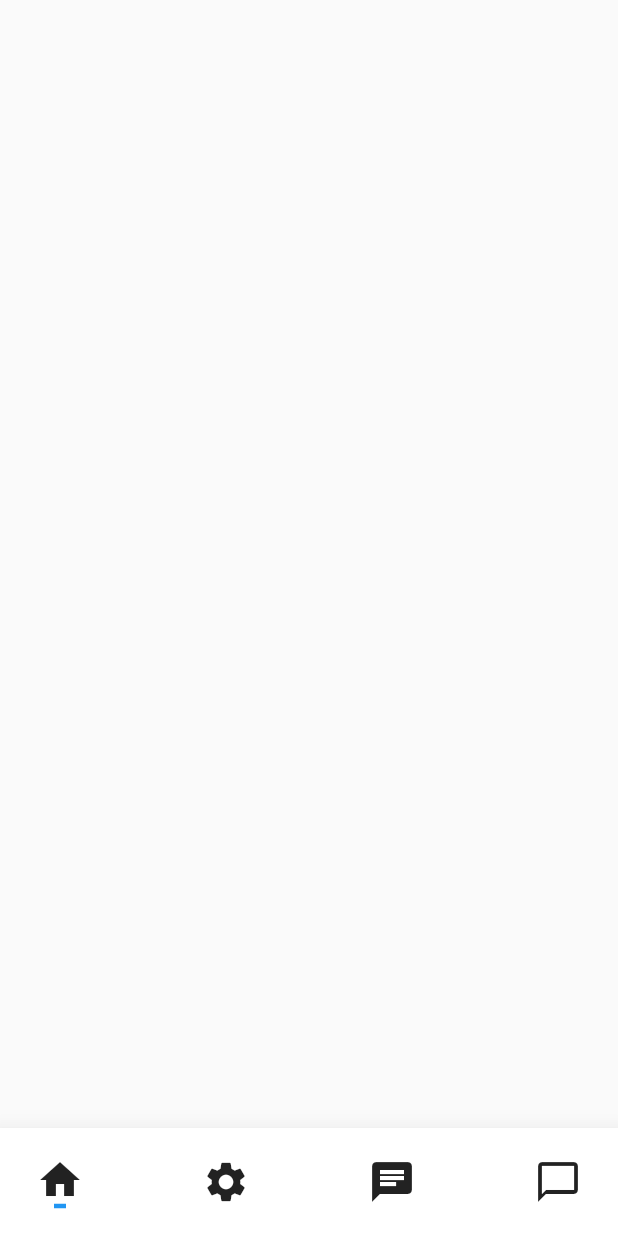
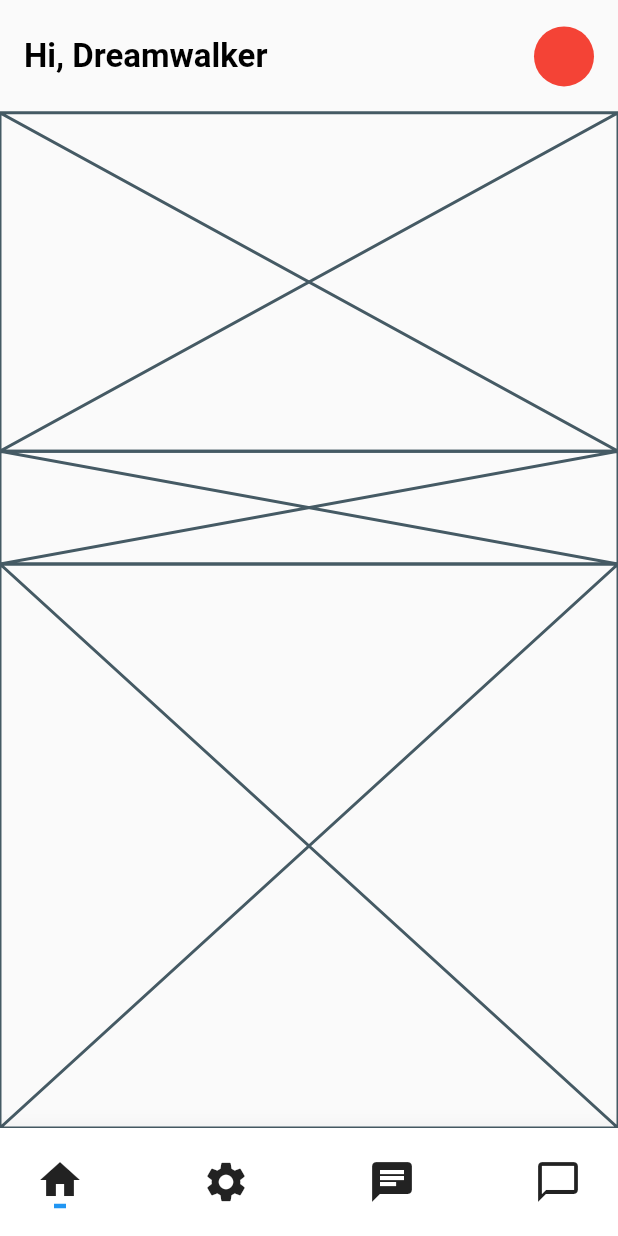
Before and after one commit to JAICHANGPARK/flutter_notebook_the_third_story, a Flutter app: the screen it shows after launch, on a phone screen of 412 x 824 dp. Run offline on Flutter 3.47's test engine with Material 2 defaults, Android fonts, the phone set to English and light mode, and no system bars; our stand-ins replace badges, dotted_border, fl_chart, google_fonts, page_transition, percent_indicator.

Commit message:
Update as_main_page.dart

```diff
--- a/lib/automotive_service/as_main_page.dart
+++ b/lib/automotive_service/as_main_page.dart
@@ -9,8 +9,44 @@ class _ASMainPageState extends State<ASMainPage> {
   @override
   Widget build(BuildContext context) {
     return Scaffold(
-        body: Column(
-          children: <Widget>[],
+        body: SafeArea(
+          top: true,
+          left: true,
+          right: true,
+          bottom: true,
+          child: Column(
+            children: <Widget>[
+              Expanded(
+                flex: 2,
+                child: Padding(
+                  padding: const EdgeInsets.symmetric(horizontal: 16),
+                  child: Row(
+                    mainAxisAlignment: MainAxisAlignment.spaceBetween,
+                    children: <Widget>[
+                      Text("Hi, Dreamwalker",style: TextStyle(
+                        color: Colors.black,
+                        fontWeight: FontWeight.bold,
+                        fontSize: 22
+                      ),),
+                      CircleAvatar(backgroundColor: Colors.red,)
+                    ],
+                  ),
+                ),
+              ),
+              Expanded(
+                flex: 6,
+                child: Placeholder(),
+              ),
+              Expanded(
+                flex: 2,
+                child: Placeholder(),
+              ),
+              Expanded(
+                flex: 10,
+                child: Placeholder(),
+              )
+            ],
+          ),
         ),
         bottomNavigationBar: BottomAppBar(
           elevation: 12,
```
